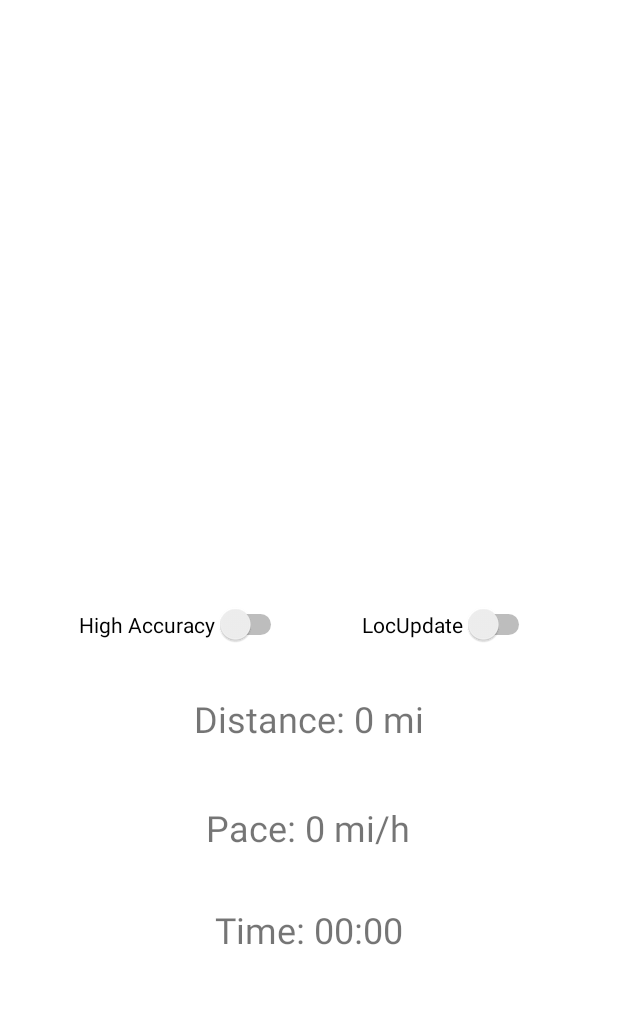
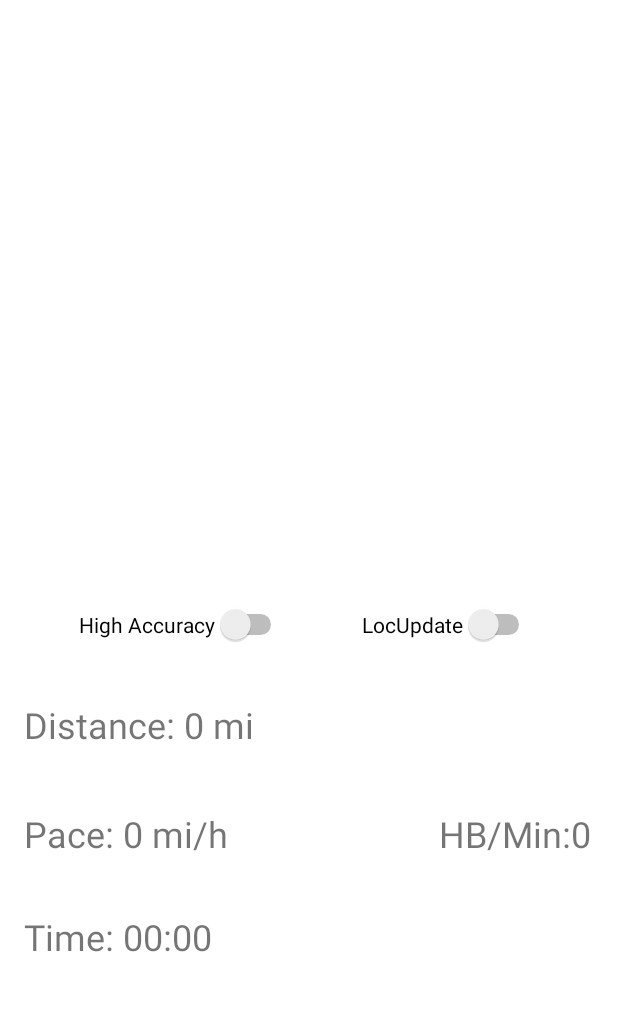
Before and after one commit to Weezer-K/RunBuddy_App, an Android app: the screen it shows after launch (DashboardActivity), on a phone screen of 412 x 824 dp, the part 53-1064 px from its top. Run offline under Robolectric (Android 15) with nearby library versions, the phone set to English and light mode, and no system bars.

Commit message:
Overall xml format changes and bug fixes

```diff
--- a/app/src/main/AndroidManifest.xml
+++ b/app/src/main/AndroidManifest.xml
@@ -12,7 +12,9 @@
         android:label="@string/app_name"
         android:roundIcon="@mipmap/ic_launcher_round"
         android:supportsRtl="true"
-        android:theme="@style/Theme.CS501RunBuddy">
+        android:theme="@style/Theme.CS501RunBuddy"
+
+        >
 
         <meta-data
             android:name="com.google.android.geo.API_KEY"
--- a/app/src/main/java/com/example/cs501_runbuddy/SignInActivity.java
+++ b/app/src/main/java/com/example/cs501_runbuddy/SignInActivity.java
@@ -3,6 +3,7 @@ package com.example.cs501_runbuddy;
 import static android.content.ContentValues.TAG;
 
 import android.content.Intent;
+import android.content.pm.ActivityInfo;
 import android.net.Uri;
 import android.os.Bundle;
 import android.util.Log;
@@ -31,7 +32,7 @@ public class SignInActivity extends AppCompatActivity {
     protected void onCreate(Bundle savedInstanceState) {
         super.onCreate(savedInstanceState);
         setContentView(R.layout.activity_sign_in);
-
+        setRequestedOrientation(ActivityInfo.SCREEN_ORIENTATION_PORTRAIT);
         email = (EditText) findViewById(R.id.emailAddress);
         password = (EditText) findViewById(R.id.password);
         signInAccount = (Button) findViewById(R.id.signInAccount);
--- a/app/src/main/java/com/example/cs501_runbuddy/SignUpActivity.java
+++ b/app/src/main/java/com/example/cs501_runbuddy/SignUpActivity.java
@@ -3,6 +3,7 @@ package com.example.cs501_runbuddy;
 import static android.content.ContentValues.TAG;
 
 import android.content.Intent;
+import android.content.pm.ActivityInfo;
 import android.net.Uri;
 import android.os.Bundle;
 import android.util.Log;
@@ -32,7 +33,7 @@ public class SignUpActivity extends AppCompatActivity {
     protected void onCreate(Bundle savedInstanceState) {
         super.onCreate(savedInstanceState);
         setContentView(R.layout.activity_sign_up);
-
+        setRequestedOrientation(ActivityInfo.SCREEN_ORIENTATION_PORTRAIT);
         email = (EditText) findViewById(R.id.emailAddress);
         password = (EditText) findViewById(R.id.password);
         confirmPassword = (EditText) findViewById(R.id.confirmPassword);
--- a/app/src/main/res/layout/activity_dashboard.xml
+++ b/app/src/main/res/layout/activity_dashboard.xml
@@ -7,17 +7,30 @@
     tools:context=".DashboardActivity">
 
     <TextView
+        android:id="@+id/heartBeat"
+        android:layout_width="wrap_content"
+        android:layout_height="wrap_content"
+        android:text="HB/Min:0"
+        android:textSize="24sp"
+        app:layout_constraintBottom_toBottomOf="@+id/tv_pace"
+        app:layout_constraintEnd_toEndOf="parent"
+        app:layout_constraintHorizontal_bias="0.943"
+        app:layout_constraintStart_toStartOf="parent"
+        app:layout_constraintTop_toTopOf="@+id/tv_pace"
+        app:layout_constraintVertical_bias="1.0" />
+
+    <TextView
         android:id="@+id/tv_pace"
         android:layout_width="wrap_content"
         android:layout_height="wrap_content"
         android:text="Pace: 0 mi/h"
         android:textSize="24sp"
         app:layout_constraintBottom_toBottomOf="parent"
-        app:layout_constraintEnd_toEndOf="parent"
-        app:layout_constraintHorizontal_bias="0.498"
-        app:layout_constraintStart_toStartOf="parent"
+        app:layout_constraintEnd_toEndOf="@+id/tv_distance"
+        app:layout_constraintHorizontal_bias="0.0"
+        app:layout_constraintStart_toStartOf="@+id/tv_distance"
         app:layout_constraintTop_toBottomOf="@+id/tv_distance"
-        app:layout_constraintVertical_bias="0.153" />
+        app:layout_constraintVertical_bias="0.157" />
 
     <fragment
         android:id="@+id/mapAPI"
@@ -57,10 +70,11 @@
         android:id="@+id/tv_distance"
         android:layout_width="wrap_content"
         android:layout_height="wrap_content"
-        android:layout_marginTop="96dp"
+        android:layout_marginTop="100dp"
         android:text="Distance: 0 mi"
         android:textSize="24sp"
         app:layout_constraintEnd_toEndOf="parent"
+        app:layout_constraintHorizontal_bias="0.061"
         app:layout_constraintStart_toStartOf="parent"
         app:layout_constraintTop_toBottomOf="@+id/mapAPI" />
 
@@ -71,9 +85,10 @@
         android:text="Time: 00:00"
         android:textSize="24sp"
         app:layout_constraintBottom_toBottomOf="parent"
-        app:layout_constraintEnd_toEndOf="parent"
-        app:layout_constraintStart_toStartOf="parent"
+        app:layout_constraintEnd_toEndOf="@+id/tv_pace"
+        app:layout_constraintHorizontal_bias="0.0"
+        app:layout_constraintStart_toStartOf="@+id/tv_pace"
         app:layout_constraintTop_toBottomOf="@+id/tv_pace"
-        app:layout_constraintVertical_bias="0.189" />
+        app:layout_constraintVertical_bias="0.196" />
 
 </androidx.constraintlayout.widget.ConstraintLayout>
--- a/app/src/main/res/layout/activity_intro.xml
+++ b/app/src/main/res/layout/activity_intro.xml
@@ -20,9 +20,9 @@
         android:id="@+id/goToSignIn"
         android:layout_width="wrap_content"
         android:layout_height="wrap_content"
-        android:layout_marginStart="17dp"
-        android:layout_marginTop="54dp"
+        android:layout_marginTop="56dp"
         android:text="Sign In"
+        app:layout_constraintEnd_toEndOf="@+id/imageView"
         app:layout_constraintStart_toStartOf="@+id/imageView"
         app:layout_constraintTop_toBottomOf="@+id/imageView" />
 
@@ -30,9 +30,9 @@
         android:id="@+id/goToSignUp"
         android:layout_width="wrap_content"
         android:layout_height="wrap_content"
-        android:layout_marginStart="6dp"
         android:layout_marginTop="46dp"
         android:text="Sign Up"
+        app:layout_constraintEnd_toEndOf="@+id/goToSignIn"
         app:layout_constraintStart_toStartOf="@+id/goToSignIn"
         app:layout_constraintTop_toBottomOf="@+id/goToSignIn" />
 </androidx.constraintlayout.widget.ConstraintLayout>
```
Also changed, not shown: app/src/main/java/com/example/cs501_runbuddy/DashboardActivity.java (+6 -3 lines), app/src/main/java/com/example/cs501_runbuddy/IntroActivity.java (+7 -1 lines), app/src/main/res/layout/activity_sign_in.xml (+11 -6 lines), app/src/main/res/layout/activity_sign_up.xml (+19 -14 lines), 1 other file.
